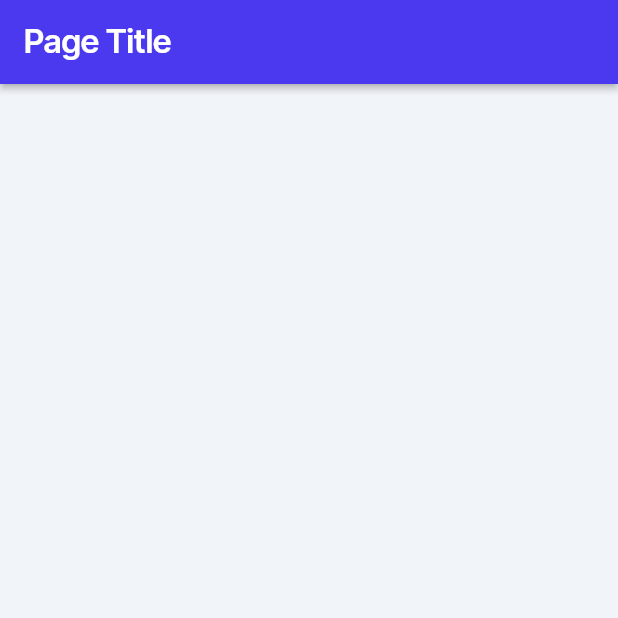
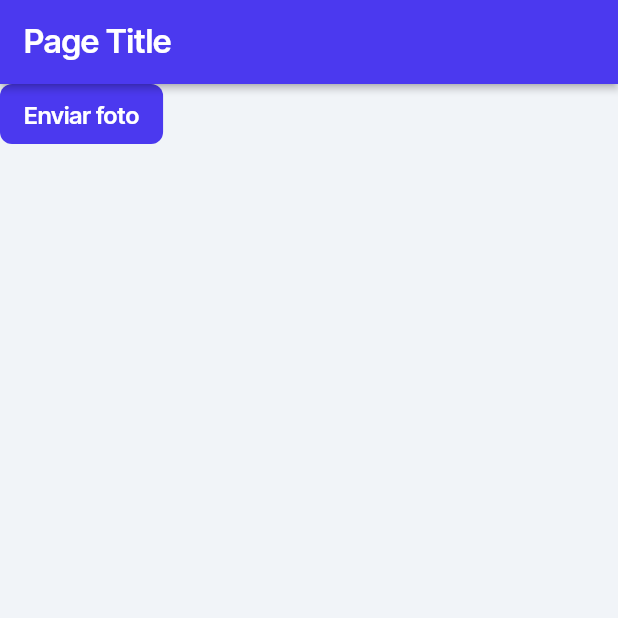
Before and after one commit to Aicrus/AppTesteIDX, a Flutter app: the screen it shows after launch, on a phone screen of 412 x 824 dp, the top half of it. Run offline on Flutter 3.47's test engine with Material 3 defaults, Android fonts, the phone set to English and light mode, and no system bars; drawn by our look-alikes of auto_size_text; our stand-ins replace firebase_core, font_awesome_flutter, from_css_color, go_router, google_fonts, page_transition and 2 more; missing offline and left inert: json_path; accounts and stored records are empty.

Commit message:
Updating to latest FlutterFlow output.

```diff
--- a/lib/pages/home_page/home_page_widget.dart
+++ b/lib/pages/home_page/home_page_widget.dart
@@ -1,5 +1,6 @@
 import '/flutter_flow/flutter_flow_theme.dart';
 import '/flutter_flow/flutter_flow_util.dart';
+import '/flutter_flow/flutter_flow_widgets.dart';
 import 'package:flutter/material.dart';
 import 'home_page_model.dart';
 export 'home_page_model.dart';
@@ -52,11 +53,32 @@ class _HomePageWidgetState extends State<HomePageWidget> {
           centerTitle: false,
           elevation: 2.0,
         ),
-        body: const SafeArea(
+        body: SafeArea(
           top: true,
           child: Column(
             mainAxisSize: MainAxisSize.max,
-            children: [],
+            children: [
+              FFButtonWidget(
+                onPressed: () {
+                  print('Button pressed ...');
+                },
+                text: 'Enviar foto',
+                options: FFButtonOptions(
+                  height: 40.0,
+                  padding: const EdgeInsetsDirectional.fromSTEB(16.0, 0.0, 16.0, 0.0),
+                  iconPadding:
+                      const EdgeInsetsDirectional.fromSTEB(0.0, 0.0, 0.0, 0.0),
+                  color: FlutterFlowTheme.of(context).primary,
+                  textStyle: FlutterFlowTheme.of(context).titleSmall.override(
+                        fontFamily: 'Inter Tight',
+                        color: Colors.white,
+                        letterSpacing: 0.0,
+                      ),
+                  elevation: 0.0,
+                  borderRadius: BorderRadius.circular(8.0),
+                ),
+              ),
+            ],
           ),
         ),
       ),
```
Also changed, not shown: 1 other file.
